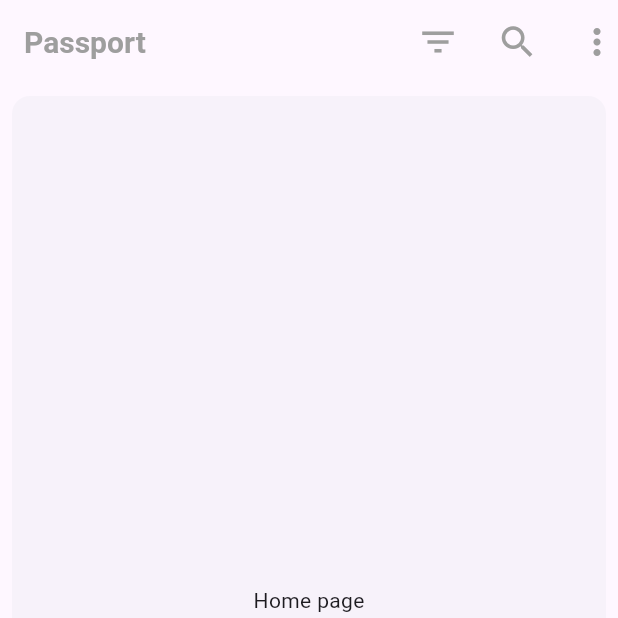
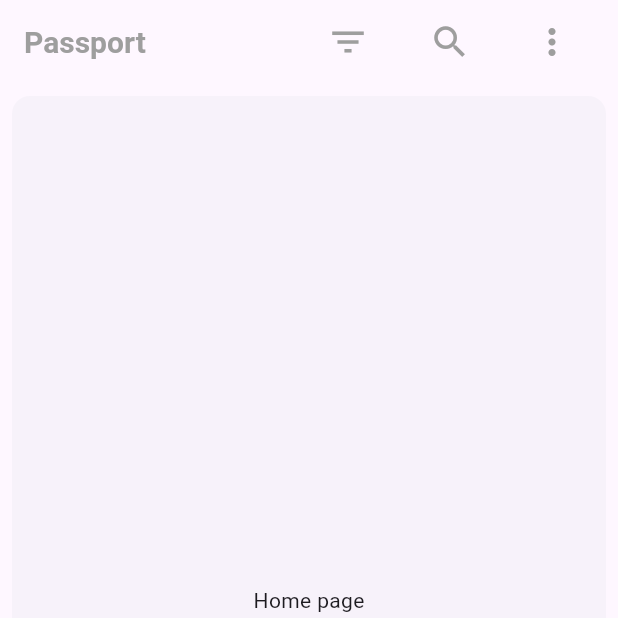
Before and after one commit to hamebust/clusterpassport, a Flutter app: the HomePage screen opened directly, on a phone screen of 412 x 824 dp, the top half of it. Run offline on Flutter 3.47's test engine with Material 3 defaults, Android fonts, the phone set to English and light mode, and no system bars; our stand-ins replace cached_network_image, fluttertoast, image_picker; missing offline and left inert: country_pickers, flutter_pin_code_fields, giphy_picker.

Commit message:
20240707-11:24

```diff
--- a/lib/features/app/home/home_page.dart
+++ b/lib/features/app/home/home_page.dart
@@ -1,3 +1,4 @@
+import 'package:cluster_passport/features/app/home/widgets_home/icon_appbar_home_page.dart';
 import 'package:cluster_passport/features/app/theme/style.dart';
 import 'package:cluster_passport/generated/l10n.dart';
 import 'package:flutter/material.dart';
@@ -20,32 +21,48 @@ class _HomePageState extends State<HomePage> {
       appBar: AppBar(
         title: Text(
           S.of(context).Passport0,
-          style: const TextStyle(
-            fontSize: 20,
-            color: greyColor,
-            fontWeight: FontWeight.w600,
-          ),
+          style: Theme.of(context).textTheme.titleLarge,
         ),
         automaticallyImplyLeading: false,
-        actions: const [
+        actions: [
           Row(
             children: [
-              Icon(
-                Icons.filter_list,
+              iconAppBarHomePage(
+                icon: Icons.filter_list,
                 color: greyColor,
                 size: 28,
+                onPressed: () {
+                  showModalBottomSheet(
+                    context: context,
+                    builder: (BuildContext context) {
+                      return const SizedBox(
+                        height: 200,
+                        child: Center(
+                          child: Text('Contenido de la BottomSheet'),
+                        ),
+                      );
+                    },
+                  );
+                },
               ),
-              SizedBox(width: 25),
-              Icon(
-                Icons.search,
-                color: greyColor,
-                size: 28,
+              const SizedBox(
+                width: 20,
               ),
-              SizedBox(width: 25),
-              Icon(
-                Icons.more_vert,
-                color: greyColor,
-                size: 28,
+              iconAppBarHomePage(
+                  icon: Icons.search,
+                  color: greyColor,
+                  size: 28,
+                  onPressed: () {}),
+              const SizedBox(
+                width: 20,
+              ),
+              iconAppBarHomePage(
+                  icon: Icons.more_vert,
+                  color: greyColor,
+                  size: 28,
+                  onPressed: () {}),
+              const SizedBox(
+                width: 20,
               ),
             ],
           ),
@@ -188,4 +205,13 @@ class _HomePageState extends State<HomePage> {
         );
     }
   }
+
+  Widget iconAppBarHomePage(
+      {required IconData icon,
+      required Color color,
+      double size = 24,
+      required VoidCallback onPressed}) {
+    return IconAppBarHomePage(
+        icon: icon, color: color, size: size, onPressed: onPressed);
+  }
 }
--- /dev/null
+++ b/lib/features/app/home/widgets_home/icon_appbar_home_page.dart
@@ -0,0 +1,21 @@
+import 'package:flutter/material.dart';
+
+class IconAppBarHomePage extends StatelessWidget {
+  const IconAppBarHomePage({
+    super.key,
+    required this.icon,
+    required this.color,
+    required this.size,
+    required this.onPressed,
+  });
+  final IconData icon; // Cambia el tipo a IconData
+  final Color color;
+  final double size;
+  final VoidCallback onPressed;
+  @override
+  Widget build(BuildContext context) {
+    return IconButton( // Usa IconButton en lugar de Icon
+      onPressed: onPressed,
+      icon: Icon(icon, color: color, size: size),); // Agrega color y size al Icon
+  }
+}
--- a/lib/features/app/theme/app_theme.dart
+++ b/lib/features/app/theme/app_theme.dart
@@ -1,11 +1,15 @@
+import 'package:cluster_passport/features/app/theme/widgets_theme/app_text_theme.dart';
 import 'package:flutter/material.dart';
 
 
 class AppTheme{
   static ThemeData lightTheme = ThemeData(
     brightness: Brightness.light,
+    textTheme: AppTextTheme.lightTextTheme,
+
   );
   static ThemeData darkTheme  = ThemeData(
     brightness: Brightness.dark,
+    textTheme: AppTextTheme.darkTextTheme
   );
 }
--- /dev/null
+++ b/lib/features/app/theme/widgets_theme/app_icon_theme.dart
@@ -0,0 +1,21 @@
+import 'package:cluster_passport/features/app/theme/style.dart';
+import 'package:flutter/material.dart';
+
+class AppIconTheme {
+// Suggested code may be subject to a license. Learn more: ~LicenseLog:2764342932.
+  static Icon lightIconTheme = const Icon(
+
+                Icons.filter_list,
+                color: greyColor,
+                size: 28,
+
+  );
+
+  static Icon darkIconTheme =  const Icon(
+
+                Icons.filter_list,
+                color: greyColor,
+                size: 28,
+
+  );
+}
--- /dev/null
+++ b/lib/features/app/theme/widgets_theme/app_text_theme.dart
@@ -0,0 +1,33 @@
+import 'package:cluster_passport/features/app/theme/style.dart';
+import 'package:flutter/material.dart';
+
+class AppTextTheme {
+// Suggested code may be subject to a license. Learn more: ~LicenseLog:2764342932.
+  static TextTheme lightTextTheme = const TextTheme(
+    headlineMedium: TextStyle(
+      color: Colors.black,
+    ),
+    bodyLarge: TextStyle(
+      color: Colors.black,
+    ),
+    titleLarge: TextStyle(
+      fontSize: 20,
+      color: greyColor,
+      fontWeight: FontWeight.w600,
+    ),
+  );
+
+  static TextTheme darkTextTheme = const TextTheme(
+    headlineMedium: TextStyle(
+      color: Colors.white70,
+    ),
+    bodyLarge: TextStyle(
+      color: Colors.white60,
+    ),
+    titleLarge: TextStyle(
+      fontSize: 18,
+      color: whiteColor,
+      fontWeight: FontWeight.w600,
+    ),
+  );
+}
--- a/lib/main.dart
+++ b/lib/main.dart
@@ -2,6 +2,7 @@
 // All notes are in spanish and english
 
 import 'package:cluster_passport/features/app/splash/splash_screen.dart';
+import 'package:cluster_passport/features/app/theme/app_theme.dart';
 import 'package:cluster_passport/generated/l10n.dart';
 import 'package:flutter/material.dart';
 import 'package:flutter_localizations/flutter_localizations.dart';
@@ -36,9 +37,9 @@ class ClusterPassport extends StatelessWidget {
       //App theme
       debugShowCheckedModeBanner: false,
 
-        theme: ThemeData(brightness: Brightness.light, primarySwatch: Colors.green),
-        darkTheme: ThemeData(brightness: Brightness.dark),
-        themeMode: ThemeMode.system,
+        theme:      AppTheme.lightTheme ,
+        darkTheme:  AppTheme.darkTheme,
+        themeMode:  ThemeMode.system,
 
 
       //Página de inicio
```
Also changed, not shown: 1 other file.
